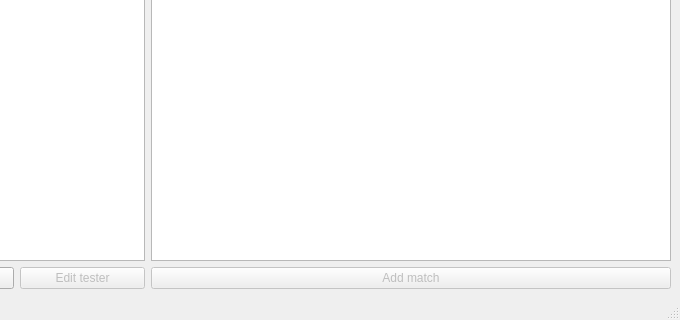
Before: the Qt Designer form UI/painter.ui in gregersn/gensplorer, drawn with Qt 5; both pictures show x 120 to 800 and y 280 to 600 of the 800 by 600 pixel window.
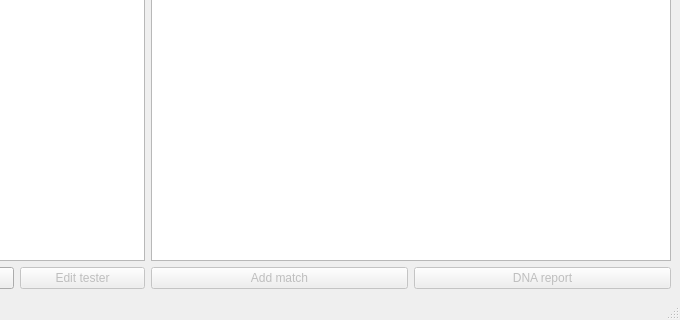
After: the same form once the commit is applied.

```diff
--- a/UI/painter.ui
+++ b/UI/painter.ui
@@ -69,6 +69,8 @@
          <widget class="QTableView" name="listMatches"/>
         </item>
         <item>
+         <layout class="QHBoxLayout" name="horizontalLayout_6">
+          <item>
          <widget class="QPushButton" name="btnAddMatch">
           <property name="enabled">
            <bool>false</bool>
@@ -77,6 +79,18 @@
            <string>Add match</string>
           </property>
          </widget>
+          </item>
+          <item>
+           <widget class="QPushButton" name="btnDNAReport">
+            <property name="enabled">
+             <bool>false</bool>
+            </property>
+            <property name="text">
+             <string>DNA report</string>
+            </property>
+           </widget>
+          </item>
+         </layout>
         </item>
        </layout>
       </item>
```
Lines whose indentation alone changed are shown as unchanged.
